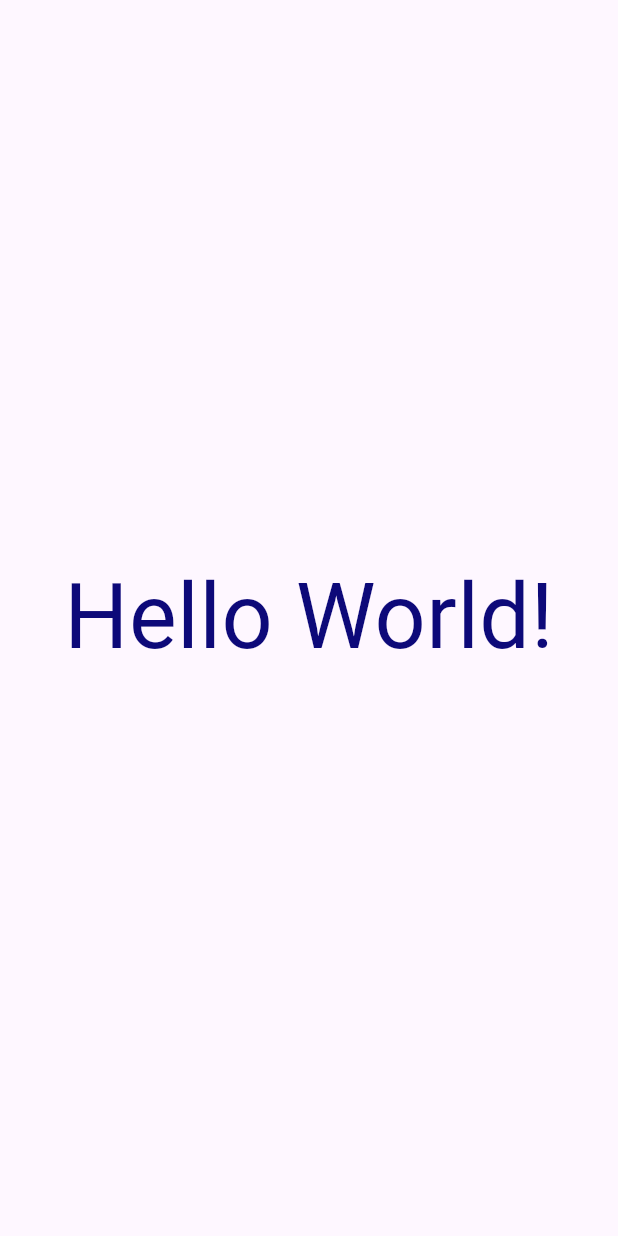
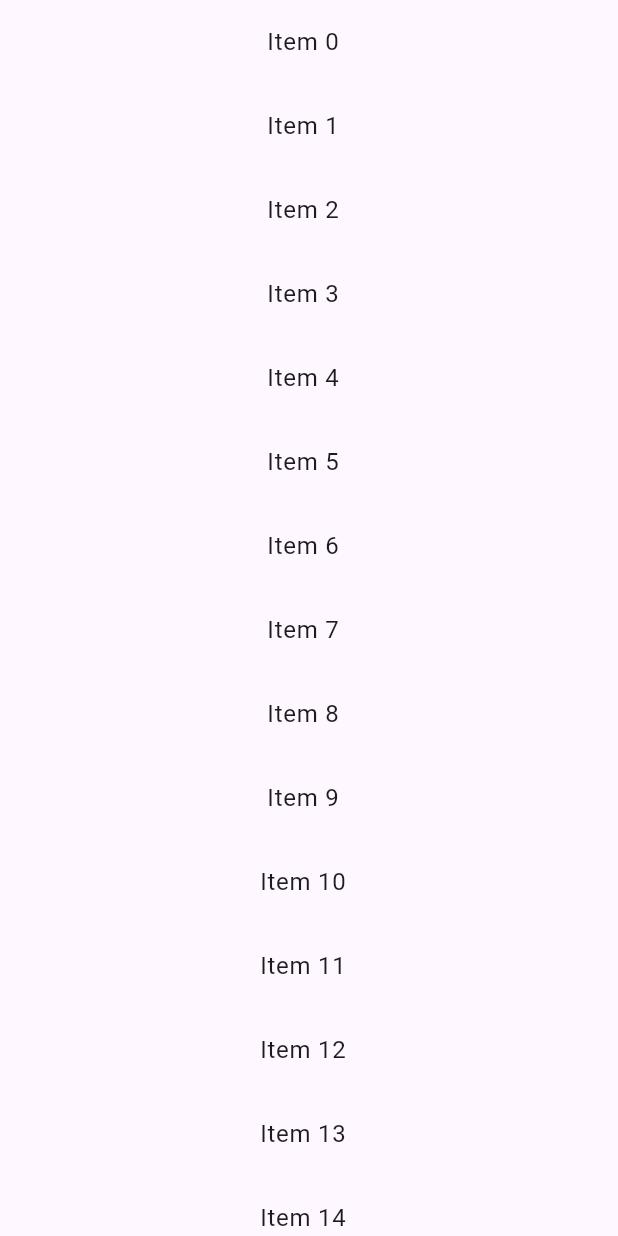
Before and after one commit to shaf1501/track_shaf, a Flutter app: the screen it shows after launch, on a phone screen of 412 x 824 dp. Run offline on Flutter 3.47's test engine with Material 3 defaults, Android fonts, the light colour scheme and no system bars; Roboto replaces fonts that are missing (Boldonse).

Commit message:
problem_03

```diff
--- a/lib/main.dart
+++ b/lib/main.dart
@@ -7,22 +7,19 @@
 class MyApp extends StatelessWidget {
   const MyApp({super.key});
 
-  // This widget is the root of your application.
   @override
   Widget build(BuildContext context) {
     return MaterialApp(
-        debugShowCheckedModeBanner: false,
       home: Scaffold(
-
-          body: Center(
-            child: Text(
-              "Hello World!",
-              style: TextStyle(
-                fontFamily: "Boldonse",
-                fontSize: 60,
-                color: const Color.fromARGB(255, 13, 9, 121),
+        body: ListView.builder(
+          itemCount: 50,
+          itemBuilder: (BuildContext context, int index) {
+            return ListTile(
+              title: Center(
+                child: Text("Item $index"),
               ),
-            ),
+            );
+          },
         ),
       ),
     );
```
Lines whose indentation alone changed are shown as unchanged.
